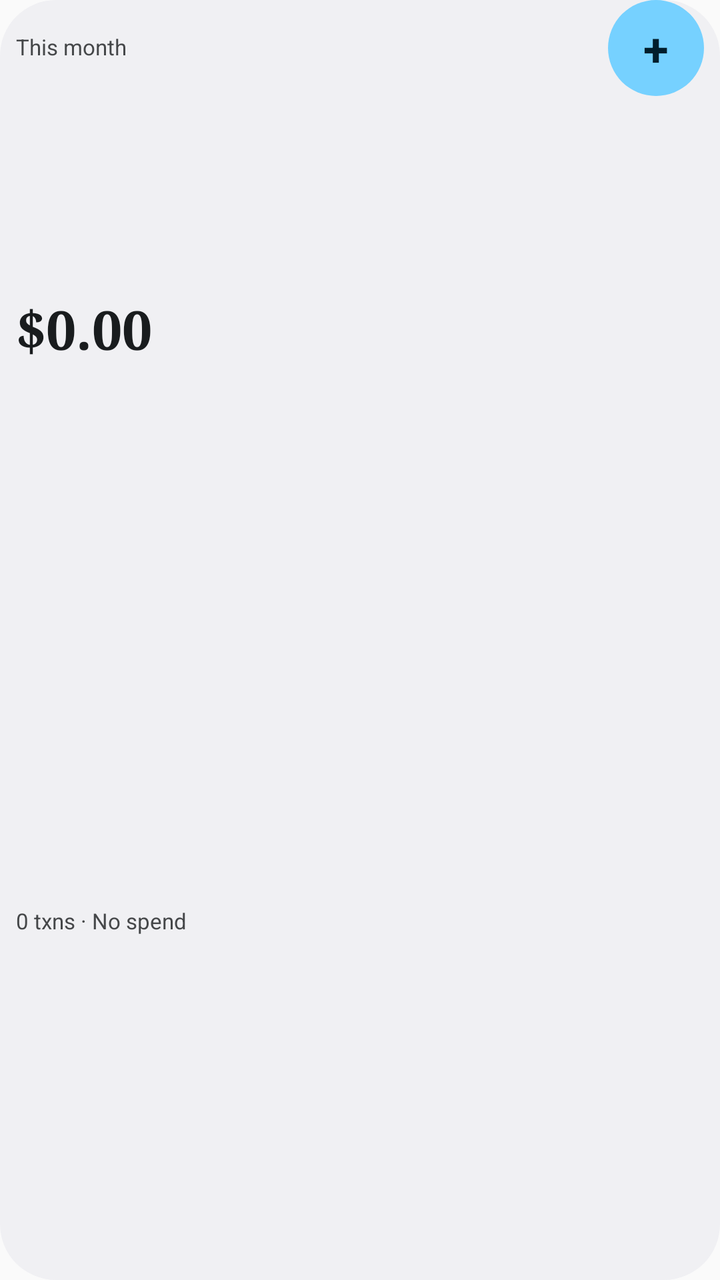
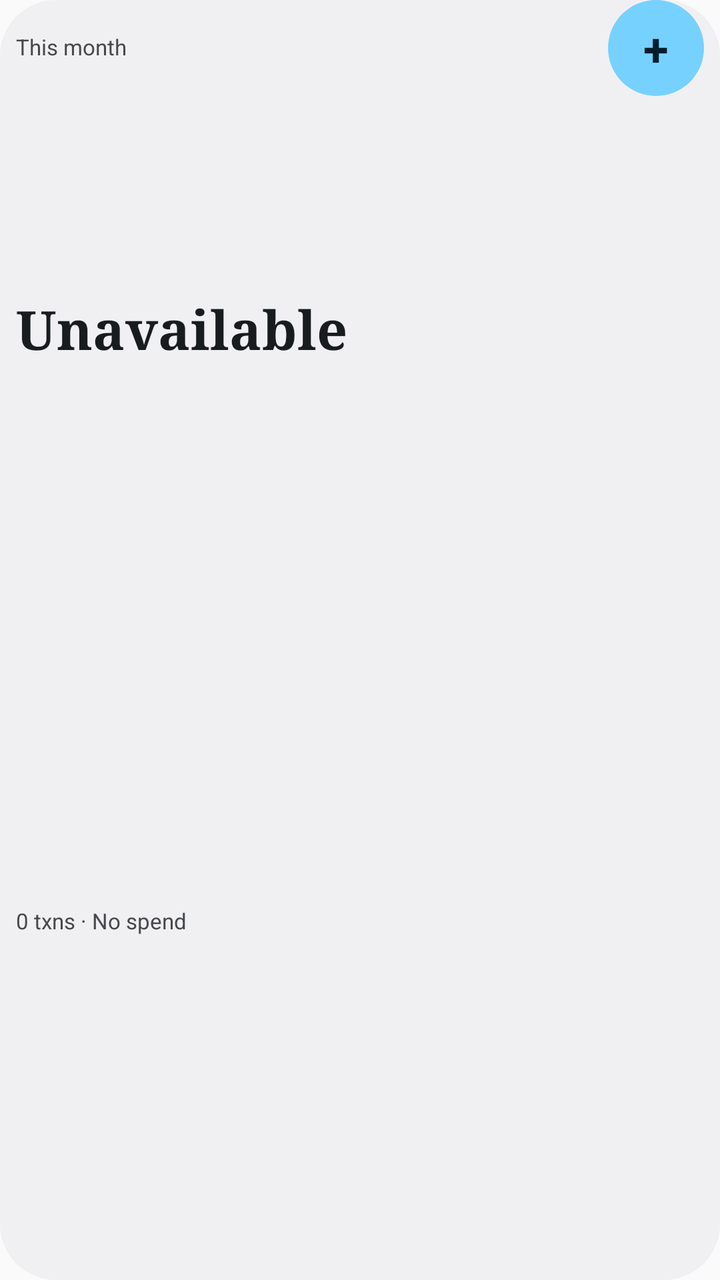

Before-and-after screenshots of an Android layout around one commit, followed by the original layout XML and the change that was made.
<!-- AndroidManifest.xml: application theme AppTheme -->
<!-- res/layout/widget_penny_summary.xml -->
<?xml version="1.0" encoding="utf-8"?>
<LinearLayout xmlns:android="http://schemas.android.com/apk/res/android"
    android:id="@+id/widget_root"
    android:layout_width="match_parent"
    android:layout_height="match_parent"
    android:background="@drawable/widget_penny_card_background"
    android:orientation="vertical"
    android:paddingLeft="8dp"
    android:paddingRight="8dp"
    android:paddingBottom="2dp">

    <LinearLayout
        android:layout_width="match_parent"
        android:layout_height="48dp"
        android:gravity="center_vertical"
        android:orientation="horizontal">

        <TextView
            android:id="@+id/widget_spent_label"
            android:layout_width="0dp"
            android:layout_height="match_parent"
            android:layout_weight="1"
            android:autoSizeMaxTextSize="11sp"
            android:autoSizeMinTextSize="8sp"
            android:autoSizeStepGranularity="1sp"
            android:autoSizeTextType="uniform"
            android:ellipsize="end"
            android:gravity="center_vertical"
            android:includeFontPadding="false"
            android:maxLines="2"
            android:text="@string/widget_spent_this_month"
            android:textColor="@color/widget_on_surface_inverse_muted" />

        <TextView
            android:id="@+id/widget_add_button"
            android:layout_width="48dp"
            android:layout_height="48dp"
            android:background="@drawable/widget_penny_quick_add_background"
            android:contentDescription="@string/widget_quick_add_description"
            android:autoSizeMaxTextSize="23sp"
            android:autoSizeMinTextSize="14sp"
            android:autoSizeStepGranularity="1sp"
            android:autoSizeTextType="uniform"
            android:gravity="center"
            android:text="@string/widget_quick_add"
            android:textColor="@color/widget_on_quick_add"
            android:textStyle="bold" />
    </LinearLayout>

    <TextView
        android:id="@+id/widget_amount"
        android:layout_width="match_parent"
        android:layout_height="0dp"
        android:layout_weight="0.8"
        android:autoSizeMaxTextSize="27sp"
        android:autoSizeMinTextSize="7sp"
        android:autoSizeStepGranularity="1sp"
        android:autoSizeTextType="uniform"
        android:ellipsize="end"
        android:fontFamily="serif"
        android:gravity="center_vertical"
        android:includeFontPadding="false"
        android:maxLines="1"
        android:text="@string/widget_amount_fallback"
        android:textColor="@color/widget_on_surface_inverse"
        android:textStyle="bold" />

    <TextView
        android:id="@+id/widget_count"
        android:layout_width="match_parent"
        android:layout_height="0dp"
        android:layout_weight="1.2"
        android:autoSizeMaxTextSize="11sp"
        android:autoSizeMinTextSize="7sp"
        android:autoSizeStepGranularity="1sp"
        android:autoSizeTextType="uniform"
        android:ellipsize="end"
        android:gravity="center_vertical"
        android:includeFontPadding="false"
        android:maxLines="2"
        android:text="@string/widget_supporting_metrics_fallback"
        android:textColor="@color/widget_on_surface_inverse_muted" />
</LinearLayout>
<!-- resources referenced by this layout -->
<resources>
  <color name="widget_on_quick_add">#002117</color>
  <color name="widget_on_surface_inverse">#1A1C1A</color>
  <color name="widget_on_surface_inverse_muted">#454945</color>
  <!-- drawable widget_penny_card_background (drawable) -->
  <?xml version="1.0" encoding="utf-8"?>
  <shape xmlns:android="http://schemas.android.com/apk/res/android" android:shape="rectangle">
      <solid android:color="@color/widget_surface_inverse" />
      <corners android:radius="28dp" />
  </shape>
  <!-- drawable widget_penny_quick_add_background (drawable) -->
  <?xml version="1.0" encoding="utf-8"?>
  <shape xmlns:android="http://schemas.android.com/apk/res/android" android:shape="rectangle">
      <solid android:color="@color/widget_quick_add" />
      <corners android:radius="24dp" />
  </shape>
  <string name="widget_amount_fallback">$0.00</string>
  <string name="widget_quick_add">+</string>
  <string name="widget_quick_add_description">Add a transaction</string>
  <string name="widget_spent_this_month">This month</string>
  <string name="widget_supporting_metrics_fallback">0 txns · No spend</string>
  <style name="AppTheme" parent="android:style/Theme.Material.Light.NoActionBar">
          <item name="android:statusBarColor">@android:color/transparent</item>
          <item name="android:navigationBarColor">@android:color/transparent</item>
          <item name="android:windowLightStatusBar">true</item>
      </style>
  <color name="widget_surface_inverse">#F6F7F4</color>
  <color name="widget_quick_add">#B6F2D2</color>
</resources>

<!-- the commit's change to res/layout/widget_penny_summary.xml (unified diff, before → after) -->
@@ -61,7 +61,7 @@
         android:gravity="center_vertical"
         android:includeFontPadding="false"
         android:maxLines="1"
-        android:text="@string/widget_amount_fallback"
+        android:text="@string/widget_unavailable"
         android:textColor="@color/widget_on_surface_inverse"
         android:textStyle="bold" />
 
<!-- resource entries referenced after the edit -->
@@ -15,11 +15,11 @@
       <solid android:color="@color/widget_quick_add" />
       <corners android:radius="24dp" />
   </shape>
-  <string name="widget_amount_fallback">$0.00</string>
   <string name="widget_quick_add">+</string>
   <string name="widget_quick_add_description">Add a transaction</string>
   <string name="widget_spent_this_month">This month</string>
   <string name="widget_supporting_metrics_fallback">0 txns · No spend</string>
+  <string name="widget_unavailable">Unavailable</string>
   <style name="AppTheme" parent="android:style/Theme.Material.Light.NoActionBar">
           <item name="android:statusBarColor">@android:color/transparent</item>
           <item name="android:navigationBarColor">@android:color/transparent</item>
